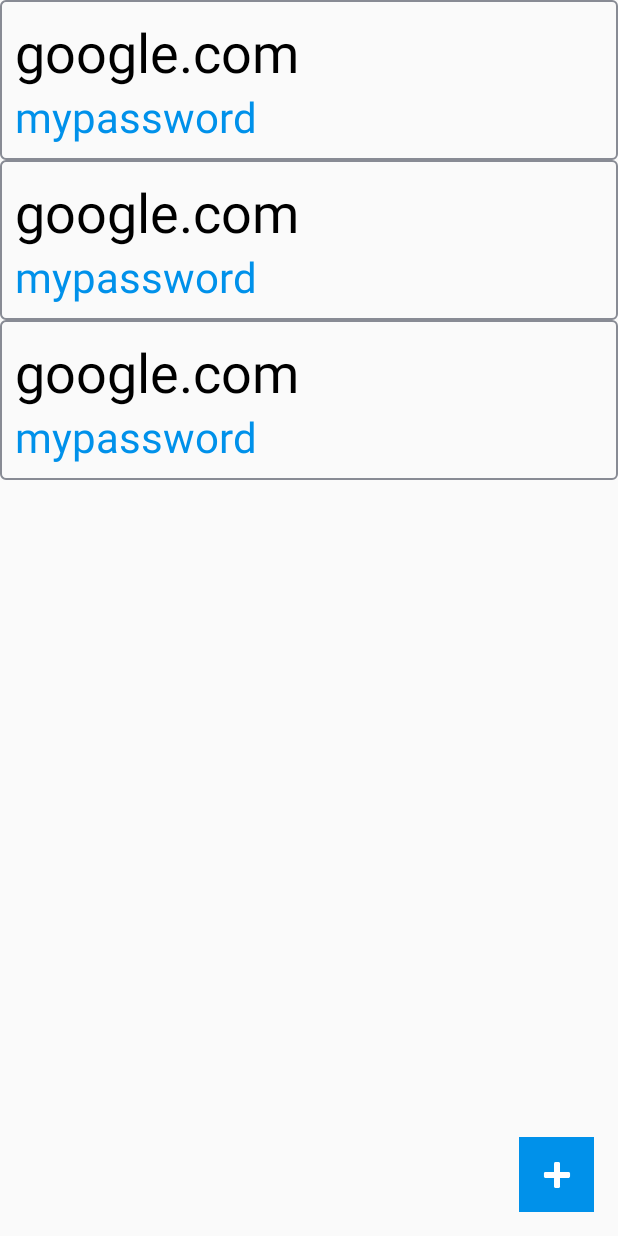
After one commit to isOsman/CryptoShield, an Android app: the layout activity_user_data.xml on its own in the app's theme, with its tools: preview values and no code run, on a phone screen of 412 x 824 dp. The commit adds this screen. Run offline under Robolectric (Android 15) with nearby library versions, the phone set to English and light mode, and no system bars.

Commit message:
Added UserDataActivity Added user_data_list_item

```diff
--- a/app/src/main/AndroidManifest.xml
+++ b/app/src/main/AndroidManifest.xml
@@ -9,6 +9,7 @@
         android:roundIcon="@mipmap/ic_launcher_round"
         android:supportsRtl="true"
         android:theme="@style/Theme.CryptoShield">
+        <activity android:name=".presentation.UserDataActivity"></activity>
         <activity android:name=".auth.AuthActivity">
             <intent-filter>
                 <action android:name="android.intent.action.MAIN" />
--- a/app/src/main/java/com/osmosoft/cryptoshield/auth/AuthActivity.kt
+++ b/app/src/main/java/com/osmosoft/cryptoshield/auth/AuthActivity.kt
@@ -4,6 +4,7 @@ import android.os.Bundle
 import android.util.Log
 import android.widget.Button
 import android.widget.EditText
+import android.widget.Toast
 import androidx.appcompat.app.AppCompatActivity
 import com.osmosoft.cryptoshield.R
 import com.osmosoft.cryptoshield.data.UserAuthManager
@@ -19,8 +20,7 @@ class AuthActivity : AppCompatActivity() {
         super.onCreate(savedInstanceState)
         setContentView(R.layout.activity_auth)
 
-        val auth = UserAuthManager.getInstance(this).auth("pass")
-        Log.d(TAG, "auth: $auth")
+
 
 //        passwordEditText = findViewById(R.id.activity_auth_password_edit_text)
 //        continueButton = findViewById(R.id.activity_auth_continue_button)
@@ -33,6 +33,14 @@ class AuthActivity : AppCompatActivity() {
 //            }
 //        })
 
+//        user auth
+//         val auth = UserAuthManager.getInstance(this).auth("pa ss")
+//        if(auth){
+//            Toast.makeText(this,"OK",Toast.LENGTH_SHORT).show()
+//        }else{
+//            Toast.makeText(this,"Wrong password",Toast.LENGTH_SHORT).show()
+//        }
+
     }
 
 }
--- /dev/null
+++ b/app/src/main/java/com/osmosoft/cryptoshield/presentation/UserDataActivity.kt
@@ -0,0 +1,11 @@
+package com.osmosoft.cryptoshield.presentation
+
+import androidx.appcompat.app.AppCompatActivity
+import android.os.Bundle
+
+class UserDataActivity : AppCompatActivity() {
+    override fun onCreate(savedInstanceState: Bundle?) {
+        super.onCreate(savedInstanceState)
+        setContentView(R.layout.activity_user_data)
+    }
+}
--- /dev/null
+++ b/app/src/main/res/layout/activity_user_data.xml
@@ -0,0 +1,27 @@
+<?xml version="1.0" encoding="utf-8"?>
+<FrameLayout xmlns:android="http://schemas.android.com/apk/res/android"
+    xmlns:app="http://schemas.android.com/apk/res-auto"
+    xmlns:tools="http://schemas.android.com/tools"
+    android:layout_width="match_parent"
+    android:layout_height="match_parent"
+    tools:context=".presentation.UserDataActivity">
+
+
+    <androidx.recyclerview.widget.RecyclerView
+        android:id="@+id/activity_user_data_recycler_view"
+        android:layout_width="match_parent"
+        android:layout_height="match_parent"
+        app:layoutManager="androidx.recyclerview.widget.LinearLayoutManager"
+        tools:listitem="@layout/user_data_list_item"/>
+
+    <androidx.appcompat.widget.AppCompatImageButton
+        android:id="@+id/activity_user_data_image_button"
+        android:layout_width="@dimen/margin_50x"
+        android:layout_height="@dimen/margin_50x"
+        android:layout_gravity="bottom|end"
+        android:layout_margin="@dimen/margin_16x"
+        android:src="@android:drawable/ic_input_add"
+        android:background="@color/blue"
+        android:tint="@color/white"/>
+
+</FrameLayout>
--- /dev/null
+++ b/app/src/main/res/layout/user_data_list_item.xml
@@ -0,0 +1,24 @@
+<?xml version="1.0" encoding="utf-8"?>
+<LinearLayout xmlns:android="http://schemas.android.com/apk/res/android"
+    android:layout_width="match_parent"
+    android:layout_height="wrap_content"
+    xmlns:tools="http://schemas.android.com/tools"
+    android:orientation="vertical"
+    android:padding="@dimen/padding_10x"
+    android:background="@drawable/bg_edit_text">
+
+    <TextView
+        android:layout_width="match_parent"
+        android:layout_height="wrap_content"
+        tools:text="google.com"
+        android:textColor="@color/black"
+        android:textSize="@dimen/text_size_36x"/>
+
+    <TextView
+        android:layout_width="match_parent"
+        android:layout_height="wrap_content"
+        tools:text="mypassword"
+        android:textColor="@color/blue"
+        android:textSize="@dimen/text_size_28x"/>
+
+</LinearLayout>
--- a/app/src/main/res/values/dimens.xml
+++ b/app/src/main/res/values/dimens.xml
@@ -2,10 +2,12 @@
 <resources>
     <dimen name="activity_auth_logo_container_height">165dp</dimen>
     <dimen name="text_size_46x">46sp</dimen>
+    <dimen name="text_size_36x">36sp</dimen>
     <dimen name="text_size_16x">16sp</dimen>
     <dimen name="text_size_28x">28sp</dimen>
     <dimen name="activity_auth_password_edit_text_size">@dimen/text_size_28x</dimen>
     <dimen name="margin_16x">16dp</dimen>
+    <dimen name="margin_50x">50dp</dimen>
     <dimen name="padding_16x">16dp</dimen>
     <dimen name="padding_10x">10dp</dimen>
 </resources>
--- a/app/src/main/res/values/themes.xml
+++ b/app/src/main/res/values/themes.xml
@@ -10,7 +10,7 @@
         <item name="colorSecondaryVariant">@color/teal_700</item>
         <item name="colorOnSecondary">@color/black</item>
         <!-- Status bar color. -->
-        <item name="android:statusBarColor" tools:targetApi="l">?attr/colorPrimaryVariant</item>
+        <item name="android:statusBarColor" tools:targetApi="l">@color/blue</item>
         <!-- Customize your theme here. -->
     </style>
 </resources>
```
